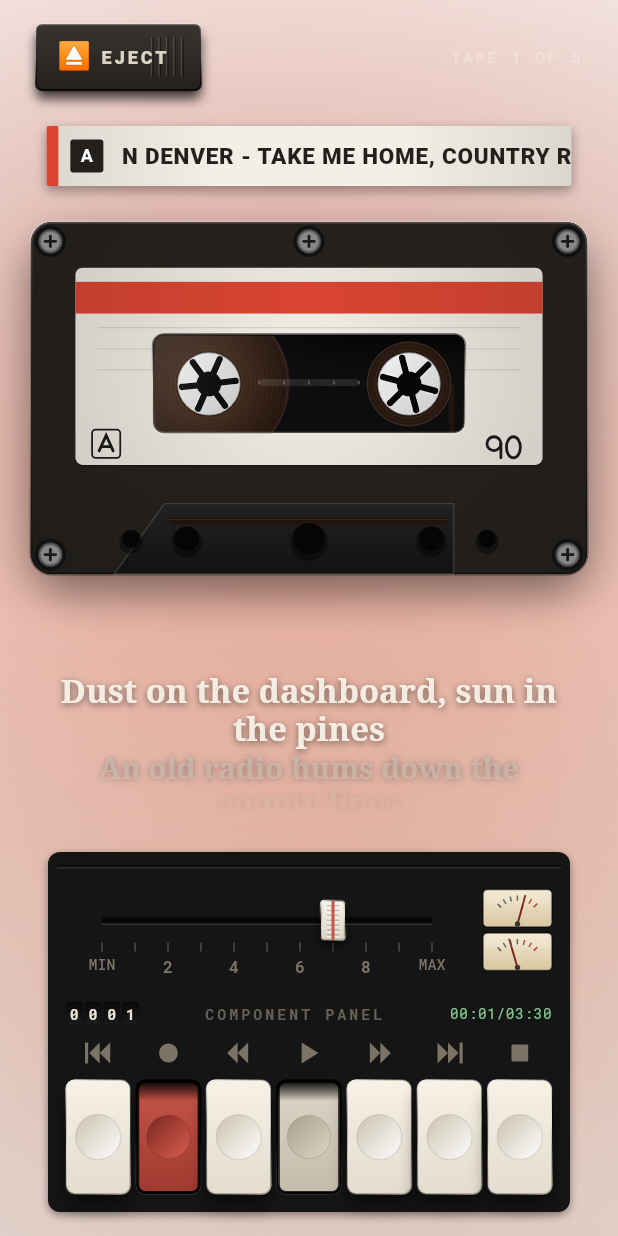
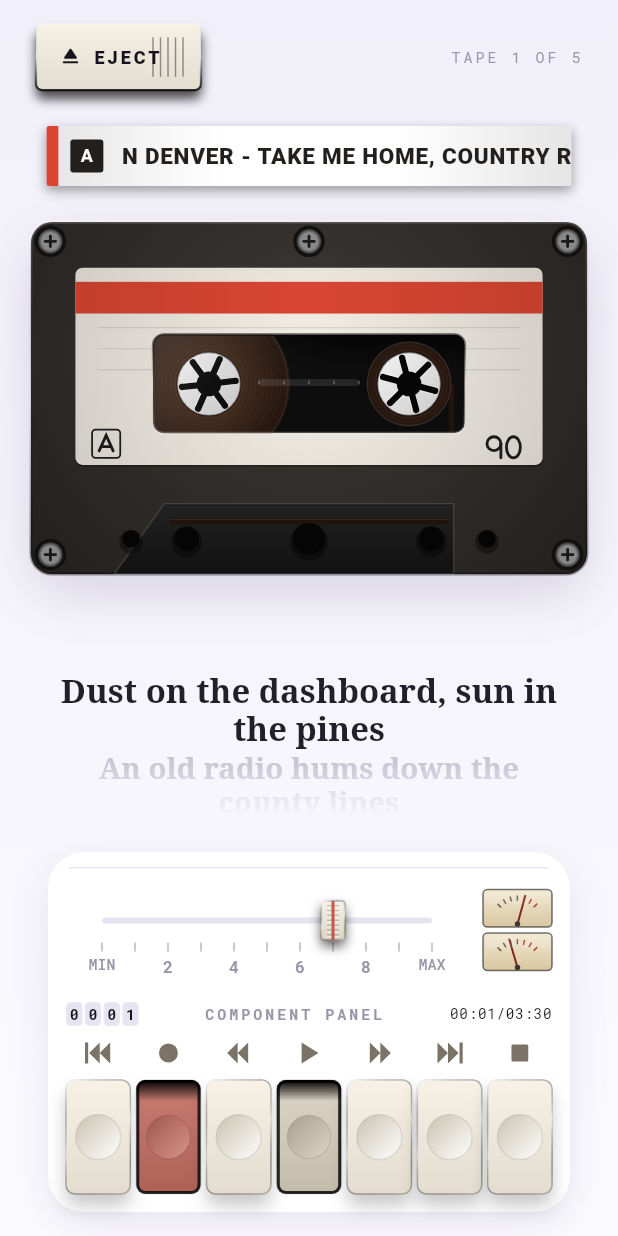
Before and after one commit to AvYour/cassette-tape-player, a Flutter app: the screen it shows after launch, after a tap on "Play", on a phone screen of 412 x 824 dp. Run offline on Flutter 3.47's test engine with Material 3 defaults, Android fonts, the light colour scheme and no system bars; our stand-ins replace audioplayers, dio, flutter_dotenv, flutter_secure_storage, google_fonts, js and 3 more; missing offline and left inert: dart:html; generated files the repository leaves out were written again; network calls fail.

Commit message:
Move the deck into the same lavender room as Explore
The player kept its machinery — the painted cassette, the reels winding
with the tape, scrub-by-winding, the VU needles, all seven keys — and
changed only its surfaces, so browsing and listening stop looking like two
different apps.

The flowing album-colour background is gone in favour of Explore's
lavender-to-white gradient. The control panel is a white card instead of a
black slab; the key sockets, the counter cells and the tray behind the
cassette are pale now, because on a white panel a black well read as holes
punched through it. Lyrics are plain ink and lost their glyph shadow: that
shadow existed to hold a line legible over a moving wash, and over flat
lavender it only muddied the type.

Three things the reskin exposed, fixed here: the eject mark was the '⏏'
character, which the system draws as a colour emoji and which therefore
ignored every colour we set — it sat on the panel as an orange badge, and
is now a vector icon. The REC key's coral was one of seven on black but the
loudest thing on screen against white, so its red is dustier. And the lyric
reel, free to fill all leftover height, parked its active line in the
middle of a tall empty box; it is capped and top-aligned under the cassette
instead.

```diff
--- a/lib/screens/player_screen.dart
+++ b/lib/screens/player_screen.dart
@@ -10,6 +10,7 @@ import '../services/lyrics_service.dart';
 import '../services/sound_service.dart';
 import '../services/spotify_service.dart';
 import '../utils/colors.dart';
+import '../utils/explore_theme.dart';
 import '../utils/playback_math.dart';
 import '../utils/scrub_math.dart';
 import '../utils/tape_wind.dart';
@@ -20,7 +21,6 @@ import '../widgets/liner_notes_sheet.dart';
 import '../widgets/lyrics_view.dart';
 import '../widgets/skeuo_button.dart';
 import '../widgets/title_header.dart';
-import '../widgets/dynamic_background.dart';
 import '../widgets/volume_tuner.dart';
 import '../widgets/vu_meter.dart';
 
@@ -504,9 +504,11 @@ class _PlayerScreenState extends State<PlayerScreen>
         curve: const Interval(0.4, 1, curve: Curves.easeOutCubic));
 
     return Scaffold(
-      body: DynamicMusicBackground(
-        tape: _tape,
-        progress: _lyricProgress,
+      backgroundColor: Explore.bgTop,
+      // The same lavender room as Explore. (This replaced the flowing
+      // album-colour wash: one theme end to end, and black type always reads.)
+      body: DecoratedBox(
+        decoration: const BoxDecoration(gradient: Explore.backdrop),
         child: SafeArea(
           child: Column(
             children: [
@@ -529,7 +531,7 @@ class _PlayerScreenState extends State<PlayerScreen>
                       style: GoogleFonts.robotoMono(
                         fontSize: 10,
                         letterSpacing: 2,
-                        color: const Color(0xFFF4EFE6).withValues(alpha: 0.55),
+                        color: kInkMuted,
                       ),
                     ),
                   ],
@@ -589,14 +591,24 @@ class _PlayerScreenState extends State<PlayerScreen>
                 ),
               ),
               const SizedBox(height: 24),
+              // The reel is centre-focused, so left to fill all the leftover
+              // height it parked the active line in the middle of a tall empty
+              // box. Capped and top-aligned, it reads just under the cassette
+              // and the slack collects at the bottom instead.
               Expanded(
+                child: Align(
+                  alignment: Alignment.topCenter,
                   child: FadeTransition(
                     opacity: panelAnim,
                     child: FractionallySizedBox(
                       widthFactor: 0.88,
+                      child: SizedBox(
+                        height: 190,
                         child: VintageLyrics(
                           lyrics: _lyrics,
                           progress: _lyricProgress,
+                        ),
+                      ),
                     ),
                   ),
                 ),
@@ -624,29 +636,19 @@ class _PlayerScreenState extends State<PlayerScreen>
   Widget _buildControlPanel() {
     return Container(
       decoration: BoxDecoration(
-        color: kControlPanelBg,
-        borderRadius: BorderRadius.circular(8),
-        boxShadow: [
-          BoxShadow(
-            color: Colors.black.withValues(alpha: 0.4),
-            blurRadius: 4,
-            offset: const Offset(0, 2),
-          ),
-        ],
+        color: kPanelLight,
+        borderRadius: BorderRadius.circular(24),
+        boxShadow: Explore.lift,
       ),
       child: Stack(
         children: [
-          // Machined seam near the top edge.
+          // Machined seam near the top edge — one hairline now that the panel
+          // is white; the old black-over-white bevel read as a scratch.
           Positioned(
-            top: 8,
-            left: 6,
-            right: 6,
-            child: Column(
-              children: [
-                Container(height: 2, color: const Color(0x33000000)),
-                Container(height: 1, color: const Color(0x1AFFFFFF)),
-              ],
-            ),
+            top: 10,
+            left: 14,
+            right: 14,
+            child: Container(height: 1, color: kPanelSeam),
           ),
           Padding(
             padding: const EdgeInsets.fromLTRB(12, 24, 12, 12),
@@ -706,7 +708,7 @@ class _PlayerScreenState extends State<PlayerScreen>
                             style: GoogleFonts.robotoMono(
                               fontSize: 10,
                               fontWeight: FontWeight.bold,
-                              color: kMark.withValues(alpha: 0.8),
+                              color: kInkMuted,
                               letterSpacing: 2,
                             ),
                           ),
@@ -716,8 +718,8 @@ class _PlayerScreenState extends State<PlayerScreen>
                           style: GoogleFonts.robotoMono(
                             fontSize: 9.5,
                             letterSpacing: 0.5,
-                            color:
-                                const Color(0xFF8FD99A).withValues(alpha: 0.9),
+                            // Was an LCD green that vanished on white.
+                            color: kInkLight,
                           ),
                         ),
                       ],
@@ -792,7 +794,7 @@ class _PlayerScreenState extends State<PlayerScreen>
   }
 }
 
-/// A four-digit mechanical tape counter: each digit sits in its own dark
+/// A four-digit mechanical tape counter: each digit sits in its own recessed
 /// cell, like the odometer wheels on a real deck.
 class _CounterCells extends StatelessWidget {
   final String digits;
@@ -811,20 +813,16 @@ class _CounterCells extends StatelessWidget {
             margin: const EdgeInsets.only(right: 1.5),
             alignment: Alignment.center,
             decoration: BoxDecoration(
-              borderRadius: BorderRadius.circular(2),
-              gradient: const LinearGradient(
-                begin: Alignment.topCenter,
-                end: Alignment.bottomCenter,
-                colors: [Color(0xFF090909), Color(0xFF1C1C1C)],
-              ),
-              border: Border.all(color: const Color(0x33000000)),
+              borderRadius: BorderRadius.circular(3),
+              color: kPanelWell,
+              border: Border.all(color: kPanelSeam),
             ),
             child: Text(
               d,
               style: GoogleFonts.robotoMono(
                 fontSize: 10,
                 fontWeight: FontWeight.bold,
-                color: const Color(0xFFE8E2D4),
+                color: kInkLight,
                 height: 1,
               ),
             ),
@@ -834,7 +832,8 @@ class _CounterCells extends StatelessWidget {
   }
 }
 
-/// Cassette with its dark backing plate and deep shadow (player pose).
+/// Cassette on its backing plate, lifted off the page by a soft shadow
+/// (player pose).
 class _PlayerCassette extends StatelessWidget {
   final CassetteTape tape;
   final ReelAngles angles;
@@ -852,9 +851,9 @@ class _PlayerCassette extends StatelessWidget {
           borderRadius: BorderRadius.circular(24),
           boxShadow: [
             BoxShadow(
-              color: Colors.black.withValues(alpha: 0.45),
-              blurRadius: 24,
-              offset: const Offset(0, 12),
+              color: const Color(0xFF3B2E63).withValues(alpha: 0.16),
+              blurRadius: 28,
+              offset: const Offset(0, 14),
             ),
           ],
         ),
@@ -877,14 +876,16 @@ class _BackingPainter extends CustomPainter {
   void paint(Canvas canvas, Size size) {
     final rrect = RRect.fromRectAndRadius(
         Offset.zero & size, Radius.circular(size.height * 0.06));
-    canvas.drawRRect(rrect, Paint()..color = const Color(0xFF0A0A0A));
+    // A pale tray rather than the old black slab, so the cassette reads as
+    // seated in the deck without punching a dark hole in the lavender.
+    canvas.drawRRect(rrect, Paint()..color = kPanelWell);
     canvas.drawRRect(
       rrect,
       Paint()
         ..shader = ui.Gradient.linear(
           Offset.zero,
           Offset(0, size.height * 0.4),
-          const [Color(0xDD000000), Colors.transparent],
+          const [Color(0x22000000), Colors.transparent],
         ),
     );
   }
--- a/lib/utils/colors.dart
+++ b/lib/utils/colors.dart
@@ -22,6 +22,19 @@ const Color kMark = Color(0xFF7A7366);
 const Color kGold = Color(0xFFD6A033);
 const Color kCream = Color(0xFFDCD5C6);
 
+// --- Daylight reskin -------------------------------------------------------
+// The deck keeps all its machinery — reels, VU needles, seven keys — but it
+// now sits in the same lavender room as Explore instead of a dark one. These
+// are the surfaces that used to be black: the panel, the key sockets, the
+// backing plate behind the cassette, and the lyric reel's ink.
+const Color kPanelLight = Color(0xFFFFFFFF);
+const Color kPanelSeam = Color(0xFFEAE7F3);
+const Color kPanelWell = Color(0xFFE7E4F2);
+const Color kInkLight = Color(0xFF14121C);
+const Color kInkMuted = Color(0xFF9A96AA);
+const Color kActiveLyricLight = Color(0xFF14121C);
+const Color kFadedLyricLight = Color(0xFFB8B4C6);
+
 /// Darkens by scaling RGB toward black (reference `Color.darken`).
 Color darken(Color c, [double fraction = 0.2]) =>
     Color.lerp(c, const Color(0xFF000000), fraction)!;
--- a/lib/widgets/eject_button.dart
+++ b/lib/widgets/eject_button.dart
@@ -59,19 +59,19 @@ class _VintageEjectButtonState extends State<VintageEjectButton>
             padding: EdgeInsets.only(left: 14),
             child: Row(
               children: [
+                // A vector eject mark, not the '⏏' character: the system
+                // renders that codepoint as a colour emoji, so it ignored the
+                // text colour and sat on the panel as an orange badge.
                 Padding(
                   padding: EdgeInsets.only(right: 6, bottom: 2),
-                  child: Text(
-                    '⏏',
-                    style: TextStyle(fontSize: 18, color: kGold),
-                  ),
+                  child: Icon(Icons.eject_rounded, size: 18, color: kInkLight),
                 ),
                 Text(
                   'EJECT',
                   style: TextStyle(
                     fontSize: 12,
                     fontWeight: FontWeight.w900,
-                    color: kCream,
+                    color: kInkLight,
                     letterSpacing: 2,
                   ),
                 ),
@@ -116,8 +116,10 @@ class _EjectPainter extends CustomPainter {
     );
 
     // Body.
-    final base0 = Color.lerp(const Color(0xFF383430), const Color(0xFF2A2724), p)!;
-    final base1 = Color.lerp(const Color(0xFF24211E), const Color(0xFF1A1816), p)!;
+    // Same ivory key-cap as the seven transport keys, so the deck speaks one
+    // material instead of a dark bar over pale buttons.
+    final base0 = Color.lerp(const Color(0xFFF7F1E6), const Color(0xFFE3DCCF), p)!;
+    final base1 = Color.lerp(const Color(0xFFE3DCCF), const Color(0xFFC4BCAB), p)!;
     canvas.drawRRect(
       rrect,
       Paint()..shader = ui.Gradient.linear(Offset.zero, Offset(0, h), [base0, base1]),
--- a/lib/widgets/lyrics_view.dart
+++ b/lib/widgets/lyrics_view.dart
@@ -59,8 +59,8 @@ class _LyricsPainter extends CustomPainter {
       final scale = lerpDouble(_maxScale, 0.85, (distance / 2).clamp(0.0, 1.0))!;
       final alpha = lerpDouble(1.0, 0.1, (distance / 3).clamp(0.0, 1.0))!;
       if (alpha <= 0.05) continue;
-      final color =
-          Color.lerp(kActiveLyric, kVintageInk, (distance * 1.5).clamp(0.0, 1.0))!;
+      final color = Color.lerp(kActiveLyricLight, kFadedLyricLight,
+          (distance * 1.5).clamp(0.0, 1.0))!;
 
       final tp = TextPainter(
         text: TextSpan(
@@ -68,16 +68,10 @@ class _LyricsPainter extends CustomPainter {
           style: GoogleFonts.notoSerif(
             fontSize: 20,
             fontWeight: FontWeight.bold,
+            // Plain ink, no glyph shadow: the reel now runs over flat lavender
+            // rather than a flowing album wash, so the legibility trick that
+            // shadow existed for would only muddy it.
             color: color.withValues(alpha: alpha),
-            // Soft dark shadow on the glyphs themselves keeps the line legible
-            // over the flowing background — no white box behind it.
-            shadows: [
-              Shadow(
-                color: Colors.black.withValues(alpha: alpha * 0.5),
-                blurRadius: 6,
-                offset: const Offset(0, 1),
-              ),
-            ],
           ),
         ),
         textDirection: TextDirection.ltr,
--- a/lib/widgets/skeuo_button.dart
+++ b/lib/widgets/skeuo_button.dart
@@ -229,8 +229,9 @@ class _KeyPainter extends CustomPainter {
     final rrect =
         RRect.fromRectAndRadius(Offset.zero & size, const Radius.circular(corner));
 
-    // Dark socket base.
-    canvas.drawRRect(rrect, Paint()..color = const Color(0xFF070707));
+    // Socket the key sits in. Pale now — a black well on a white panel read
+    // as seven holes punched through it.
+    canvas.drawRRect(rrect, Paint()..color = kPanelWell);
     canvas.drawRRect(
       rrect,
       Paint()
@@ -239,19 +240,22 @@ class _KeyPainter extends CustomPainter {
         ..shader = ui.Gradient.linear(
           Offset.zero,
           Offset(0, h),
-          const [Colors.black, Color(0x88000000), Color(0x22FFFFFF)],
+          const [Color(0x22000000), Color(0x11000000), Color(0x66FFFFFF)],
           const [0.0, 0.5, 1.0],
         ),
     );
 
+    // The REC key's red is dustier than the original saturated coral: on the
+    // old black panel it was one of seven, on a white one it was the loudest
+    // thing on the screen. Still unmistakably the red key, just aged.
     final base0 = Color.lerp(
-      isRed ? const Color(0xFFE86658) : const Color(0xFFF7F1E6),
-      isRed ? const Color(0xFFC75549) : const Color(0xFFDCD5C6),
+      isRed ? const Color(0xFFDD9086) : const Color(0xFFF7F1E6),
+      isRed ? const Color(0xFFC97C72) : const Color(0xFFDCD5C6),
       p,
     )!;
     final base1 = Color.lerp(
-      isRed ? const Color(0xFFC75549) : const Color(0xFFE3DCCF),
-      isRed ? const Color(0xFF9E3A30) : const Color(0xFFC4BCAB),
+      isRed ? const Color(0xFFC97C72) : const Color(0xFFE3DCCF),
+      isRed ? const Color(0xFFAD6157) : const Color(0xFFC4BCAB),
       p,
     )!;
 
@@ -264,7 +268,9 @@ class _KeyPainter extends CustomPainter {
     // Drop shadow that tightens as the key is pressed.
     final shadowRadius = (1 - p) * 12 + p * 1.5;
     final shadowY = (1 - p) * 8 + p * 0.5;
-    final shadowAlpha = ((1 - p) * 130 + p * 240).round();
+    // Softer than the original: on a pale socket a near-opaque black shadow
+    // ringed every key. The press still visibly tightens it.
+    final shadowAlpha = ((1 - p) * 55 + p * 120).round();
     canvas.drawRRect(
       rrect.shift(Offset(0, shadowY)),
       Paint()
@@ -282,13 +288,13 @@ class _KeyPainter extends CustomPainter {
     final dimpleR = w * 0.35;
     final center = Offset(w / 2, h / 2);
     final dimpleDark = Color.lerp(
-      isRed ? const Color(0xFF9E382E) : const Color(0xFFCAC2AE),
-      isRed ? const Color(0xFF7A2720) : const Color(0xFFA8A08E),
+      isRed ? const Color(0xFFB86C62) : const Color(0xFFCAC2AE),
+      isRed ? const Color(0xFF9E574E) : const Color(0xFFA8A08E),
       p,
     )!;
     final dimpleLight = Color.lerp(
-      isRed ? const Color(0xFFF0796C) : Colors.white,
-      isRed ? const Color(0xFFD95D50) : const Color(0xFFDED6C4),
+      isRed ? const Color(0xFFEDB0A7) : Colors.white,
+      isRed ? const Color(0xFFD89489) : const Color(0xFFDED6C4),
       p,
     )!;
     canvas.drawCircle(
@@ -314,8 +320,8 @@ class _KeyPainter extends CustomPainter {
     if (p < 0.99) {
       final la = (1 - p * 2).clamp(0.0, 1.0);
       final lightBevel =
-          (isRed ? const Color(0xFFF2897E) : Colors.white).withValues(alpha: la);
-      final darkBevel = (isRed ? const Color(0xFFA63B30) : const Color(0xFFB5AFA1))
+          (isRed ? const Color(0xFFEDB8B0) : Colors.white).withValues(alpha: la);
+      final darkBevel = (isRed ? const Color(0xFFBB7268) : const Color(0xFFB5AFA1))
           .withValues(alpha: la);
       canvas.drawRRect(
         rrect,
--- a/lib/widgets/title_header.dart
+++ b/lib/widgets/title_header.dart
@@ -161,7 +161,8 @@ class _HeaderPainter extends CustomPainter {
     final h = size.height;
 
     // Cream card with side shading.
-    canvas.drawRect(Offset.zero & size, Paint()..color = const Color(0xFFF4EFE6));
+    // White J-card, matching the panel below and the lozenges on Explore.
+    canvas.drawRect(Offset.zero & size, Paint()..color = kPanelLight);
     canvas.drawRect(
       Offset.zero & size,
       Paint()
--- a/lib/widgets/volume_tuner.dart
+++ b/lib/widgets/volume_tuner.dart
@@ -91,7 +91,7 @@ class _TunerPainter extends CustomPainter {
           style: GoogleFonts.robotoMono(
             fontSize: fontSize,
             fontWeight: weight,
-            color: kMark,
+            color: kInkMuted,
           ),
         ),
         textDirection: TextDirection.ltr,
@@ -112,7 +112,7 @@ class _TunerPainter extends CustomPainter {
     canvas.drawRRect(
       RRect.fromRectAndRadius(Rect.fromLTWH(trackX, trackY, trackW, trackH),
           const Radius.circular(trackH / 2)),
-      Paint()..color = const Color(0xFF050505),
+      Paint()..color = kPanelWell,
     );
     canvas.drawRRect(
       RRect.fromRectAndRadius(Rect.fromLTWH(trackX, trackY + trackH, trackW, 1),
@@ -123,7 +123,7 @@ class _TunerPainter extends CustomPainter {
     // Scale marks and numerals.
     final marksY = h * 0.65;
     final markPaint = Paint()
-      ..color = kMark.withValues(alpha: 0.6)
+      ..color = kInkMuted.withValues(alpha: 0.7)
       ..strokeWidth = 1;
     for (int i = 0; i <= 10; i++) {
       final x = trackX + i * (trackW / 10);
```
Lines whose indentation alone changed are shown as unchanged.
